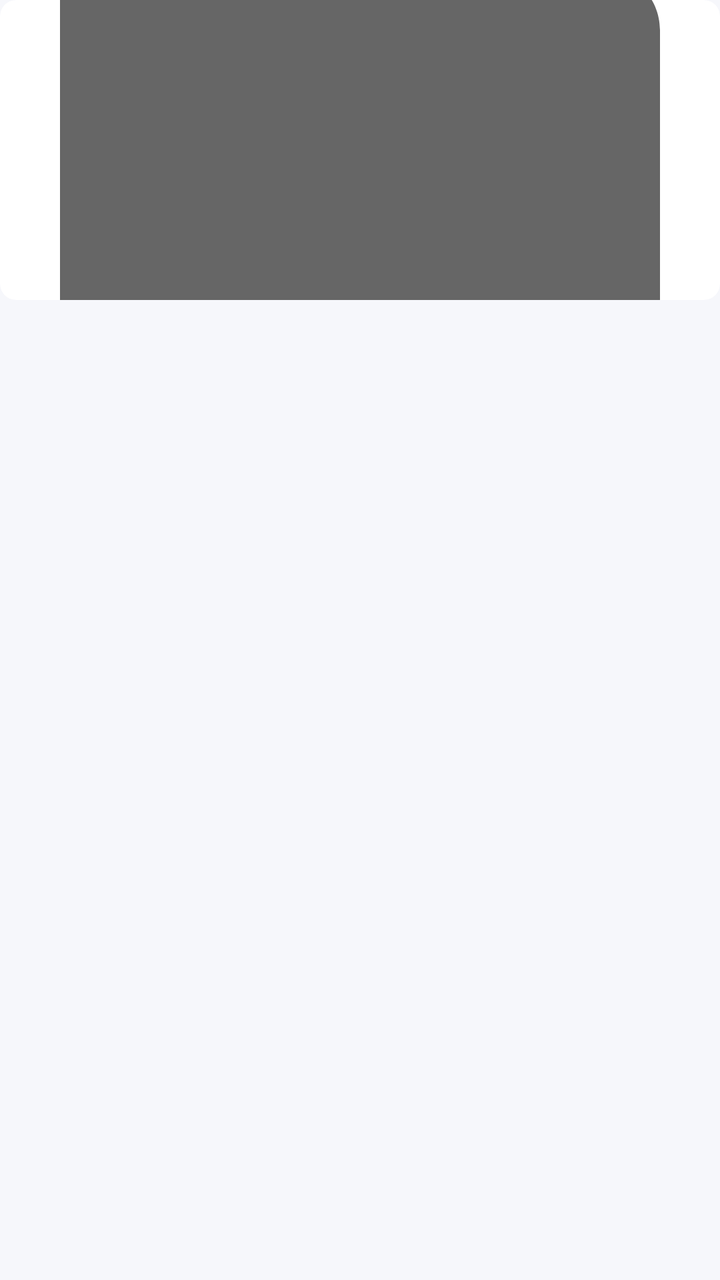
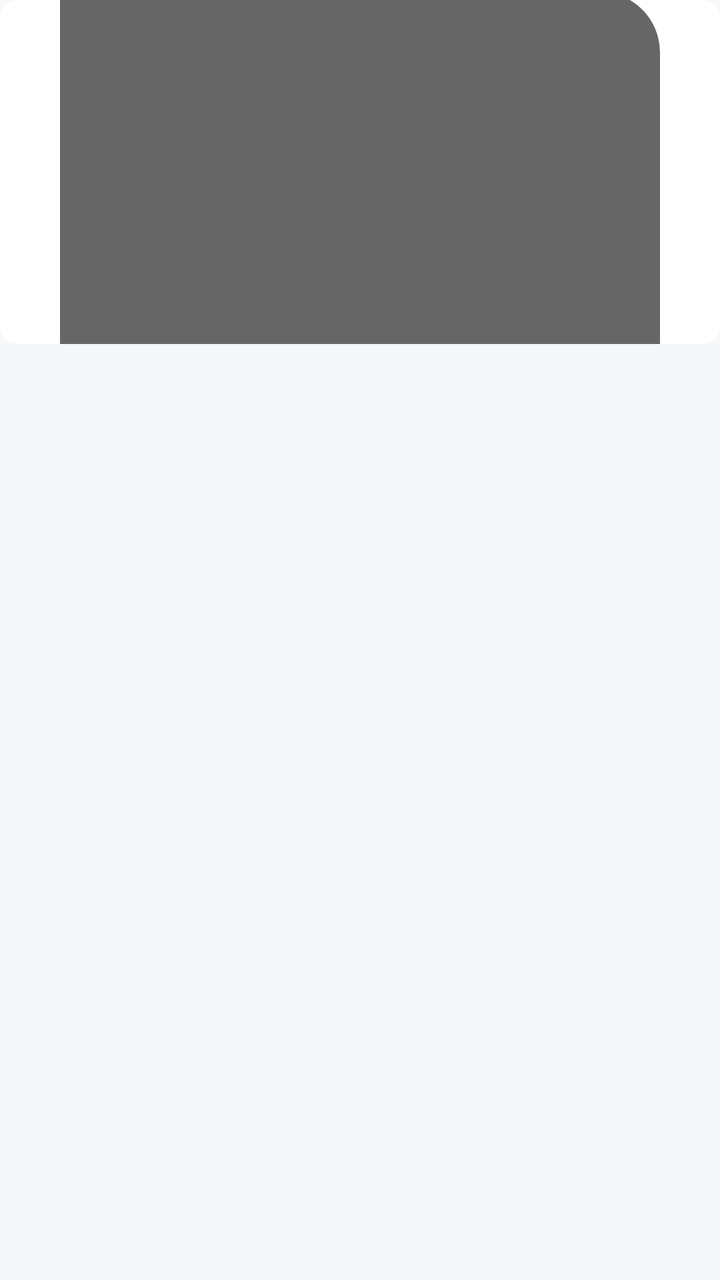

Before-and-after screenshots of an Android layout around one commit, followed by the original layout XML and the change that was made.
<!-- AndroidManifest.xml: application theme Theme.SubtitlePlayer -->
<!-- res/layout/item_playlist_grid.xml -->
<?xml version="1.0" encoding="utf-8"?>
<LinearLayout xmlns:android="http://schemas.android.com/apk/res/android"
    android:layout_width="match_parent"
    android:layout_height="wrap_content"
    android:orientation="vertical"
    android:paddingBottom="14dp"
    android:foreground="?attr/selectableItemBackground">

    <FrameLayout
        android:layout_width="match_parent"
        android:layout_height="150dp">

        <ImageView
            android:id="@+id/imgGridCover"
            android:layout_width="match_parent"
            android:layout_height="match_parent"
            android:background="@drawable/bg_cover"
            android:clipToOutline="true"
            android:contentDescription="@string/cover"
            android:scaleType="centerCrop"
            android:src="@drawable/ic_folder_tinted" />

        <TextView
            android:id="@+id/txtGridCount"
            android:layout_width="wrap_content"
            android:layout_height="wrap_content"
            android:layout_gravity="bottom|end"
            android:layout_margin="6dp"
            android:background="@drawable/bg_segment_active"
            android:paddingStart="8dp"
            android:paddingEnd="8dp"
            android:paddingTop="2dp"
            android:paddingBottom="2dp"
            android:textColor="@color/text_hint"
            android:textSize="11sp" />
    </FrameLayout>

    <TextView
        android:id="@+id/txtGridName"
        android:layout_width="match_parent"
        android:layout_height="wrap_content"
        android:layout_marginTop="6dp"
        android:ellipsize="end"
        android:singleLine="true"
        android:textColor="@color/text_primary"
        android:textSize="14sp"
        android:textStyle="bold" />

</LinearLayout>
<!-- resources referenced by this layout -->
<resources>
  <color name="text_hint">#9AA0B4</color>
  <color name="text_primary">#1B1C24</color>
  <!-- drawable bg_cover (drawable) -->
  <?xml version="1.0" encoding="utf-8"?>
  <shape xmlns:android="http://schemas.android.com/apk/res/android"
      android:shape="rectangle">
      <corners android:radius="8dp" />
      <solid android:color="@color/surface" />
  </shape>
  <!-- drawable bg_segment_active (drawable) -->
  <?xml version="1.0" encoding="utf-8"?>
  <shape xmlns:android="http://schemas.android.com/apk/res/android"
      android:shape="rectangle">
      <corners android:radius="12dp" />
      <solid android:color="@color/surface" />
  </shape>
  <!-- drawable ic_folder_tinted (drawable) -->
  <?xml version="1.0" encoding="utf-8"?>
  <vector xmlns:android="http://schemas.android.com/apk/res/android"
      android:width="24dp"
      android:height="24dp"
      android:viewportWidth="24"
      android:viewportHeight="24">
      <path
          android:fillColor="?attr/colorControlNormal"
          android:pathData="M10,4H4C2.9,4 2,4.9 2,6v12c0,1.1 0.9,2 2,2h16c1.1,0 2,-0.9 2,-2V8c0,-1.1 -0.9,-2 -2,-2h-8l-2,-2z" />
  </vector>
  <string name="cover">封面</string>
  <style name="Theme.SubtitlePlayer" parent="Theme.AppCompat.DayNight.NoActionBar">
          <item name="android:windowBackground">@color/bg</item>
          <item name="android:statusBarColor">@color/bg</item>
          <item name="android:navigationBarColor">@color/bg</item>
          
          <item name="colorAccent">@color/accent</item>
          
          <item name="alertDialogTheme">@style/ShiYinAlertDialog</item>
      </style>
  <color name="surface">#FFFFFF</color>
  <color name="bg">#F6F7FB</color>
  <color name="accent">#4A6CF7</color>
  <style name="ShiYinAlertDialog" parent="Theme.AppCompat.DayNight.Dialog.Alert">
          <item name="colorAccent">@color/accent</item>
          <item name="android:windowBackground">@drawable/bg_dialog</item>
      </style>
  <!-- drawable bg_dialog (drawable) -->
  <?xml version="1.0" encoding="utf-8"?>
  <shape xmlns:android="http://schemas.android.com/apk/res/android"
      android:shape="rectangle">
      <corners android:radius="20dp" />
      <solid android:color="@color/bg" />
  </shape>
</resources>

<!-- the commit's change to res/layout/item_playlist_grid.xml (unified diff, before → after) -->
@@ -2,13 +2,14 @@
 <LinearLayout xmlns:android="http://schemas.android.com/apk/res/android"
     android:layout_width="match_parent"
     android:layout_height="wrap_content"
+    android:layout_marginBottom="14dp"
     android:orientation="vertical"
     android:paddingBottom="14dp"
     android:foreground="?attr/selectableItemBackground">
 
     <FrameLayout
         android:layout_width="match_parent"
-        android:layout_height="150dp">
+        android:layout_height="172dp">
 
         <ImageView
             android:id="@+id/imgGridCover"
@@ -39,11 +40,11 @@
         android:id="@+id/txtGridName"
         android:layout_width="match_parent"
         android:layout_height="wrap_content"
-        android:layout_marginTop="6dp"
+        android:layout_marginTop="10dp"
         android:ellipsize="end"
         android:singleLine="true"
         android:textColor="@color/text_primary"
-        android:textSize="14sp"
+        android:textSize="15sp"
         android:textStyle="bold" />
 
 </LinearLayout>
